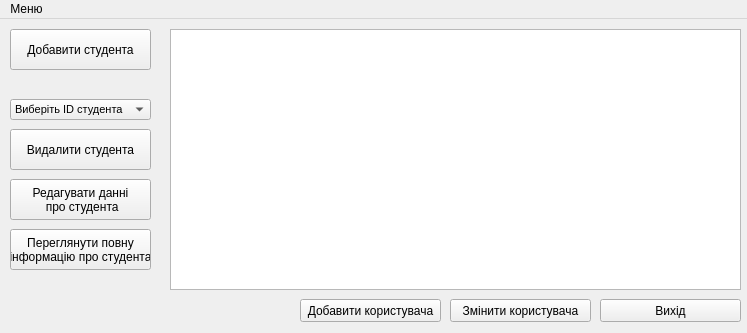
Old version of the form mainwindow.ui in the repository Shuna322/QtKyrsova.
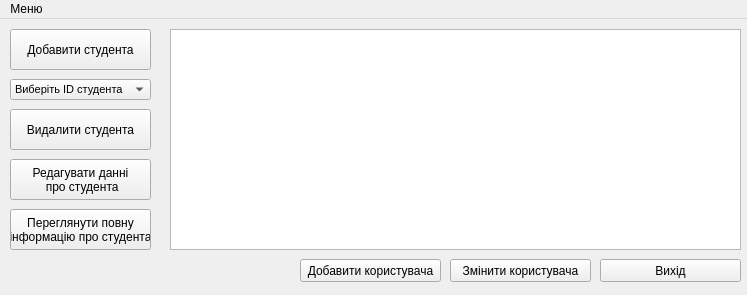
New version of the form. Icons and pictures are not drawn.

Commit message: added reg window, still need to be finished.

```diff
--- a/mainwindow.ui
+++ b/mainwindow.ui
@@ -10,7 +10,7 @@
     <x>0</x>
     <y>0</y>
     <width>747</width>
-    <height>333</height>
+    <height>295</height>
    </rect>
   </property>
   <property name="windowTitle">
@@ -28,7 +28,7 @@
     <property name="geometry">
      <rect>
       <x>600</x>
-      <y>280</y>
+      <y>240</y>
       <width>141</width>
       <height>23</height>
      </rect>
@@ -68,7 +68,7 @@
       <x>170</x>
       <y>10</y>
       <width>571</width>
-      <height>261</height>
+      <height>221</height>
      </rect>
     </property>
     <property name="textElideMode">
@@ -100,7 +100,7 @@
     <property name="geometry">
      <rect>
       <x>10</x>
-      <y>110</y>
+      <y>90</y>
       <width>141</width>
       <height>41</height>
      </rect>
@@ -113,7 +113,7 @@
     <property name="geometry">
      <rect>
       <x>10</x>
-      <y>80</y>
+      <y>60</y>
       <width>141</width>
       <height>21</height>
      </rect>
@@ -137,7 +137,7 @@
     <property name="geometry">
      <rect>
       <x>450</x>
-      <y>280</y>
+      <y>240</y>
       <width>141</width>
       <height>23</height>
      </rect>
@@ -150,7 +150,7 @@
     <property name="geometry">
      <rect>
       <x>300</x>
-      <y>280</y>
+      <y>240</y>
       <width>141</width>
       <height>23</height>
      </rect>
@@ -163,7 +163,7 @@
     <property name="geometry">
      <rect>
       <x>10</x>
-      <y>160</y>
+      <y>140</y>
       <width>141</width>
       <height>41</height>
      </rect>
@@ -177,7 +177,7 @@
     <property name="geometry">
      <rect>
       <x>10</x>
-      <y>210</y>
+      <y>190</y>
       <width>141</width>
       <height>41</height>
      </rect>
@@ -190,10 +190,10 @@
    <widget class="QPushButton" name="pushButton_8">
     <property name="geometry">
      <rect>
-      <x>0</x>
-      <y>290</y>
-      <width>21</width>
-      <height>21</height>
+      <x>580</x>
+      <y>240</y>
+      <width>31</width>
+      <height>20</height>
      </rect>
     </property>
     <property name="text">
```
Left out of the diff: 10 changed lines with no effect on the pictures. The commit also changes 7 other files.
